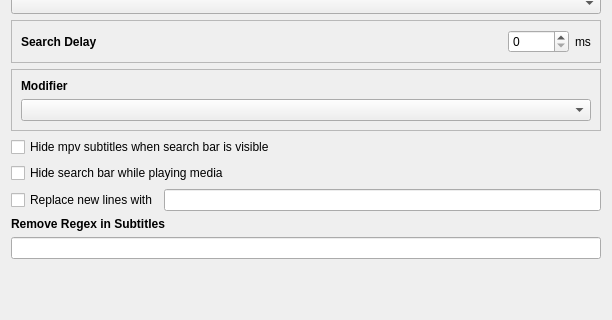
Qt form src/gui/widgets/settings/searchsettings.ui (ripose-jp/Memento) before a commit; both pictures show x 0 to 612 and y 88 to 408 of the 612 by 517 pixel window.
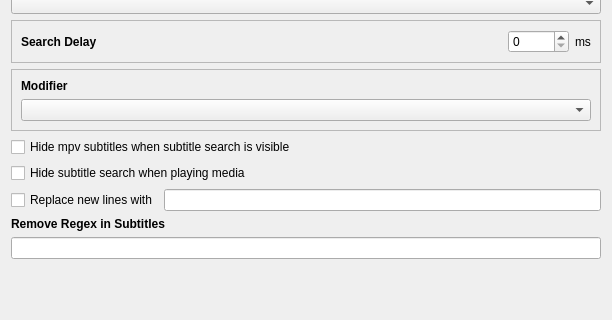
The same form after that commit.

Commit message:
searchsettings: renames search bar to subtitle search
The subtitle search hasn't been a search bar for a very long time, so
this change make sense.

```diff
--- a/src/gui/widgets/settings/searchsettings.ui
+++ b/src/gui/widgets/settings/searchsettings.ui
@@ -27,8 +27,8 @@
        <rect>
         <x>0</x>
         <y>0</y>
-        <width>588</width>
-        <height>453</height>
+        <width>579</width>
+        <height>464</height>
        </rect>
       </property>
       <layout class="QVBoxLayout" name="layoutScrollArea">
@@ -175,14 +175,14 @@
          <item>
           <widget class="QCheckBox" name="checkHideSubs">
            <property name="text">
-            <string>Hide mpv subtitles when search bar is visible</string>
+            <string>Hide mpv subtitles when subtitle search is visible</string>
            </property>
           </widget>
          </item>
          <item>
           <widget class="QCheckBox" name="checkHideSearch">
            <property name="text">
-            <string>Hide search bar while playing media</string>
+            <string>Hide subtitle search when playing media</string>
            </property>
           </widget>
          </item>
```
Left out of the diff: 5 changed lines with no effect on the pictures. The commit also changes 1 other file.
